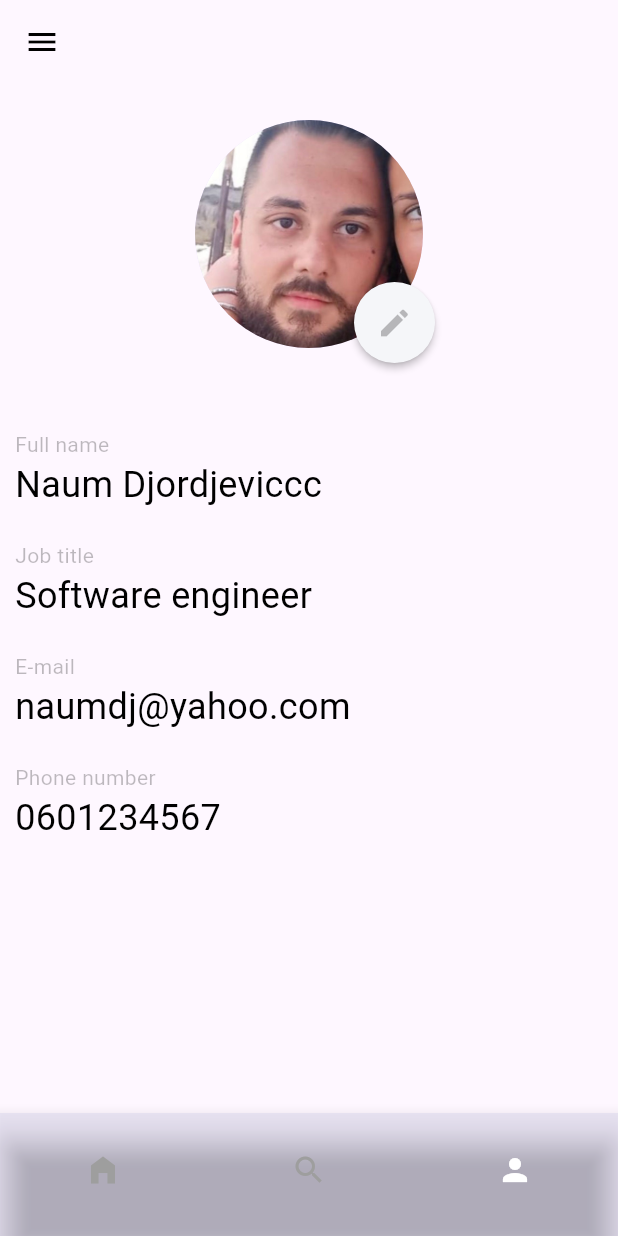
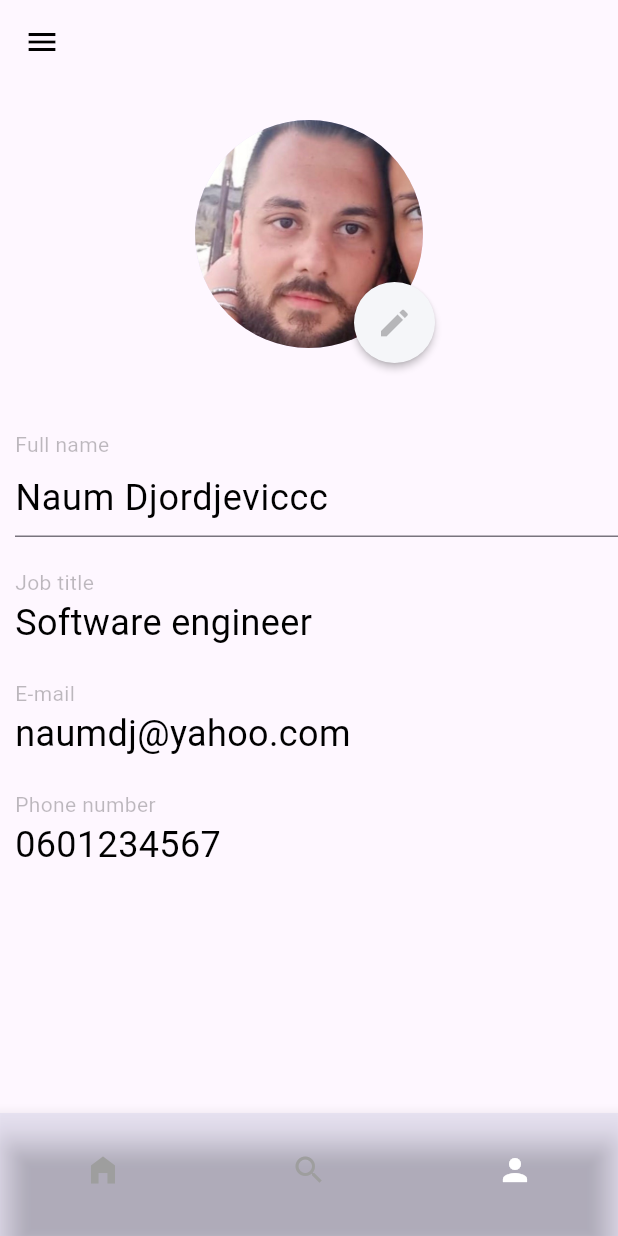
Before and after one commit to dominiram/MasterRadFlutter, a Flutter app: the ProfileScreenWidget screen opened by its route, on a phone screen of 412 x 824 dp. Run offline on Flutter 3.47's test engine with Material 3 defaults, Android fonts, the phone set to English and light mode, and no system bars; our stand-ins replace equatable, shared_preferences; accounts and stored records are empty; network calls fail.

Commit message:
fixed issues with saving data

```diff
--- a/lib/screens/profile_screen.dart
+++ b/lib/screens/profile_screen.dart
@@ -10,6 +10,8 @@ class ProfileScreenWidget extends StatefulWidget {
 }
 
 class ProfileScreen extends State<ProfileScreenWidget> {
+  late TextEditingController nameTextController;
+
   static const prefsKeyName = "PREFS_KEY_NAME";
   static const routeName = '/profile';
   static const profileImage = "assets/images/profile_image.jpg";
@@ -19,7 +21,15 @@ class ProfileScreen extends State<ProfileScreenWidget> {
   @override
   void initState() {
     super.initState();
+    nameTextController = TextEditingController();
+    nameTextController.text = name;
     loadData();
+  }
+
+  @override
+  void dispose() {
+    nameTextController.dispose();
+    super.dispose();
   }
 
   loadData()async {
@@ -60,7 +70,8 @@ class ProfileScreen extends State<ProfileScreenWidget> {
                       child: RawMaterialButton(
                         onPressed: () async {
                           SharedPreferences prefs = await SharedPreferences.getInstance();
-                          prefs.setString(prefsKeyName, "${name}1");
+                          nameTextController.text = "${nameTextController.text}1";
+                          prefs.setString(prefsKeyName, nameTextController.text);
                         },
                         elevation: 2.0,
                         fillColor: const Color(0xFFF5F6F9),
@@ -84,14 +95,17 @@ class ProfileScreen extends State<ProfileScreenWidget> {
             Container(
                 margin: const EdgeInsets.only(left: 10),
                 alignment: Alignment.centerLeft,
-                child: Text(name,
+                child: TextField(
+                    keyboardType: TextInputType.text,
                     style: TextStyle(
                         color: Colors.black,
                         fontSize: Theme.of(context)
                                 .textTheme
                                 .headlineSmall
-                                ?.fontSize ??
-                            13))),
+                                ?.fontSize ?? 13
+                    ),
+                  controller: nameTextController,
+                )),
             const SizedBox(height: 20),
             Container(
                 alignment: Alignment.centerLeft,
```
